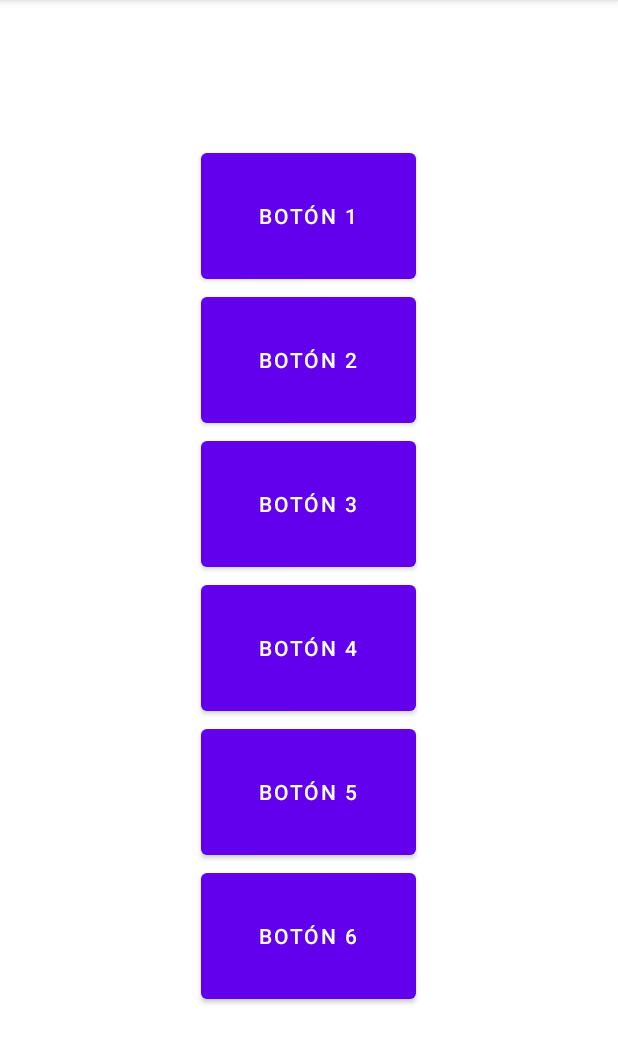
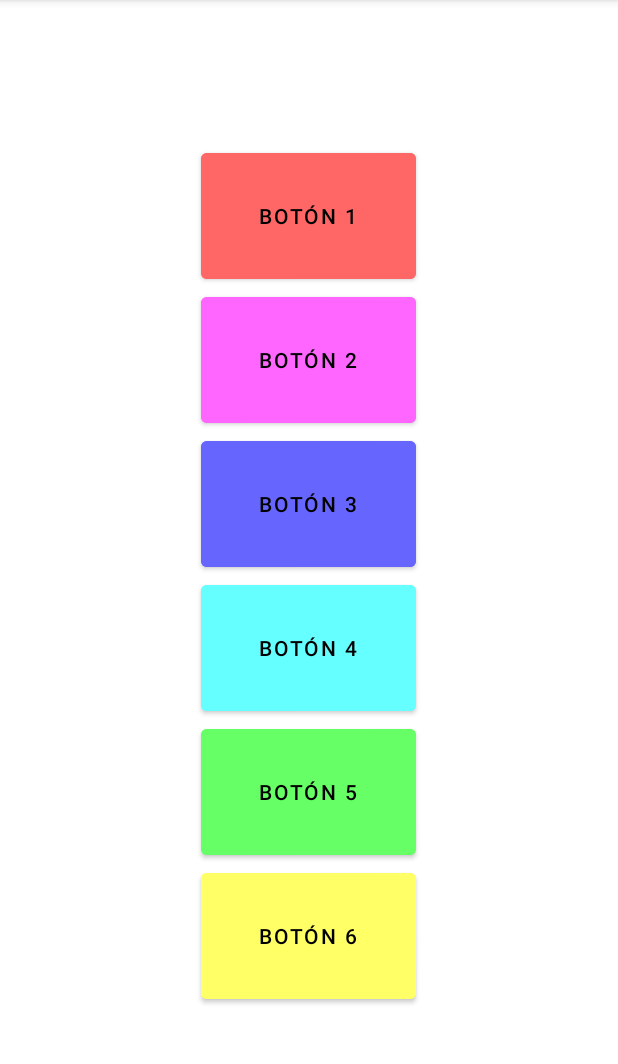
Before and after one commit to stompy-lizard/Laboratorio-6, an Android app: the screen it shows after launch (MainActivity), on a phone screen of 412 x 824 dp, the part 84-1148 px from its top. Run offline under Robolectric (Android 15) with nearby library versions, the phone set to English and light mode, and no system bars.

Commit message:
Add colors to buttons

```diff
--- a/app/src/main/res/layout/activity_main.xml
+++ b/app/src/main/res/layout/activity_main.xml
@@ -9,30 +9,42 @@
         android:id="@+id/button1"
         android:layout_width="143dp"
         android:layout_height="96dp"
-        android:text="@string/btn1" />
+        android:backgroundTint="@color/btn1"
+        android:text="@string/btn1"
+        android:textColor="@color/black" />
     <Button
         android:id="@+id/button2"
         android:layout_width="143dp"
         android:layout_height="96dp"
-        android:text="@string/btn2" />
+        android:text="@string/btn2"
+        android:backgroundTint="@color/btn2"
+        android:textColor="@color/black" />
     <Button
         android:id="@+id/button3"
         android:layout_width="143dp"
         android:layout_height="96dp"
-        android:text="@string/btn3" />
+        android:text="@string/btn3"
+        android:backgroundTint="@color/btn3"
+        android:textColor="@color/black" />
     <Button
         android:id="@+id/button4"
         android:layout_width="143dp"
         android:layout_height="96dp"
-        android:text="@string/btn4" />
+        android:text="@string/btn4"
+        android:backgroundTint="@color/btn4"
+        android:textColor="@color/black" />
     <Button
         android:id="@+id/button5"
         android:layout_width="143dp"
         android:layout_height="96dp"
-        android:text="@string/btn5" />
+        android:text="@string/btn5"
+        android:backgroundTint="@color/btn5"
+        android:textColor="@color/black" />
     <Button
         android:id="@+id/button6"
         android:layout_width="143dp"
         android:layout_height="96dp"
-        android:text="@string/btn6" />
+        android:text="@string/btn6"
+        android:backgroundTint="@color/btn6"
+        android:textColor="@color/black" />
 </LinearLayout>
--- a/app/src/main/res/values/colors.xml
+++ b/app/src/main/res/values/colors.xml
@@ -7,4 +7,10 @@
     <color name="teal_700">#FF018786</color>
     <color name="black">#FF000000</color>
     <color name="white">#FFFFFFFF</color>
+    <color name="btn1">#FFFF6666</color>
+    <color name="btn2">#FFFF66FF</color>
+    <color name="btn3">#FF6666FF</color>
+    <color name="btn4">#FF66FFFF</color>
+    <color name="btn5">#FF66FF66</color>
+    <color name="btn6">#FFFFFF66</color>
 </resources>
```
